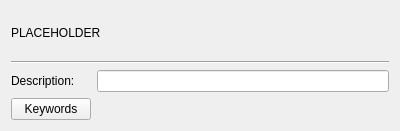
The window that src/admc/tabs/general_shared_folder_tab.ui (altlinux/admc) describes before a commit, drawn with Qt 5.
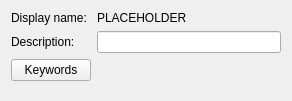
The same window after the commit.

Commit message:
Wide space near object name in general tab is removed.
Lable "Display name"("Object name" label may be more correct) is added
before domain object name.

```diff
--- a/src/admc/tabs/general_shared_folder_tab.ui
+++ b/src/admc/tabs/general_shared_folder_tab.ui
@@ -6,41 +6,41 @@
    <rect>
     <x>0</x>
     <y>0</y>
-    <width>400</width>
-    <height>131</height>
+    <width>292</width>
+    <height>101</height>
    </rect>
   </property>
   <property name="windowTitle">
    <string notr="true">Form</string>
   </property>
   <layout class="QVBoxLayout" name="verticalLayout">
-   <item>
-    <widget class="QLabel" name="name_label">
-     <property name="text">
-      <string notr="true">PLACEHOLDER</string>
-     </property>
-    </widget>
-   </item>
-   <item>
-    <widget class="Line" name="line">
-     <property name="orientation">
-      <enum>Qt::Horizontal</enum>
-     </property>
-    </widget>
-   </item>
    <item>
     <layout class="QFormLayout" name="formLayout">
      <item row="0" column="0">
+      <widget class="QLabel" name="label">
+       <property name="text">
+        <string>Display name: </string>
+       </property>
+      </widget>
+     </item>
+     <item row="0" column="1">
+      <widget class="QLabel" name="name_label">
+       <property name="text">
+        <string notr="true">PLACEHOLDER</string>
+       </property>
+      </widget>
+     </item>
+     <item row="1" column="0">
       <widget class="QLabel" name="descriptionLabel">
        <property name="text">
         <string>Description:</string>
        </property>
       </widget>
      </item>
-     <item row="0" column="1">
+     <item row="1" column="1">
       <widget class="QLineEdit" name="description_edit"/>
      </item>
-     <item row="1" column="0">
+     <item row="2" column="0">
       <widget class="QPushButton" name="keywords_button">
        <property name="text">
         <string>Keywords</string>
```
The commit also changes 13 other files.
